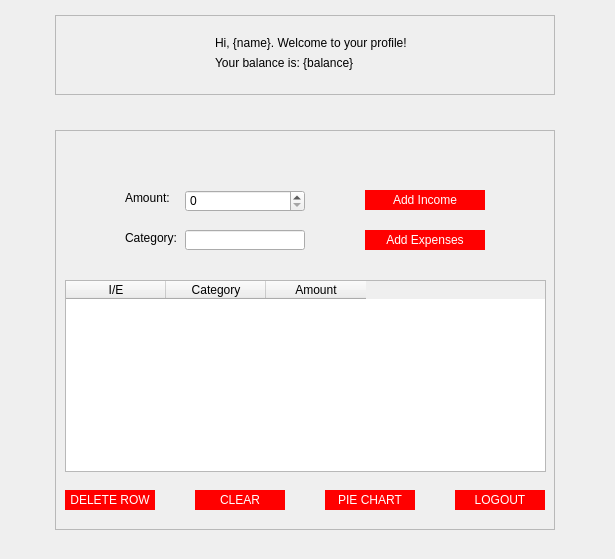
Old version of the form mainwindow.ui in the repository rafaello166/financialSystemQT.
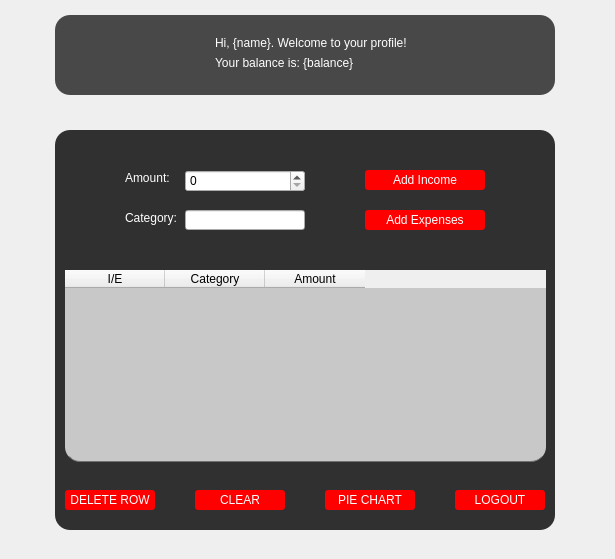
New version of the form. Icons and pictures are not drawn.

```diff
--- a/mainwindow.ui
+++ b/mainwindow.ui
@@ -42,17 +42,46 @@
      <height>560</height>
     </rect>
    </property>
+   <property name="styleSheet">
+    <string notr="true"/>
+   </property>
    <widget class="QWidget" name="page1">
     <property name="styleSheet">
      <string notr="true">QPushButton {
 	color :white;
 	background: red;
 	border-radius: 25px;
+    border-radius: 3px;
 }
 
 QPushButton:hover {
 	background: wihte;
 	color: red;
+}
+
+#frame {
+background: rgba(0,0,0,0.8);
+	border-radius: 15px;
+}
+#frame_2 {
+background: rgba(0,0,0,0.7);
+border-radius: 15px;
+}
+
+#label, #label_2, #label_5, #label_6 {
+color: white;
+}
+
+#page1 {
+background: url(:/nowyPrzedrostek/mountains.jpg);
+}
+
+#tableWidget {
+background-color: rgb(200, 200, 200);
+font: 700 9pt &quot;Arial&quot;;
+color:black;
+border-radius: 15px;
+border-bottom: 1px solid #717072;
 }</string>
     </property>
     <widget class="QFrame" name="frame">
@@ -74,7 +103,7 @@
       <property name="geometry">
        <rect>
         <x>310</x>
-        <y>100</y>
+        <y>80</y>
         <width>120</width>
         <height>20</height>
        </rect>
@@ -87,7 +116,7 @@
       <property name="geometry">
        <rect>
         <x>130</x>
-        <y>100</y>
+        <y>80</y>
         <width>120</width>
         <height>20</height>
        </rect>
@@ -97,7 +126,7 @@
       <property name="geometry">
        <rect>
         <x>310</x>
-        <y>60</y>
+        <y>40</y>
         <width>120</width>
         <height>20</height>
        </rect>
@@ -110,11 +139,14 @@
       <property name="geometry">
        <rect>
         <x>70</x>
-        <y>60</y>
+        <y>40</y>
         <width>47</width>
         <height>16</height>
        </rect>
       </property>
+      <property name="styleSheet">
+       <string notr="true"/>
+      </property>
       <property name="text">
        <string>Amount:</string>
       </property>
@@ -123,11 +155,14 @@
       <property name="geometry">
        <rect>
         <x>70</x>
-        <y>100</y>
+        <y>80</y>
         <width>51</width>
         <height>16</height>
        </rect>
       </property>
+      <property name="styleSheet">
+       <string notr="true"/>
+      </property>
       <property name="text">
        <string>Category:</string>
       </property>
@@ -136,21 +171,36 @@
       <property name="geometry">
        <rect>
         <x>130</x>
-        <y>60</y>
+        <y>40</y>
         <width>120</width>
         <height>22</height>
        </rect>
       </property>
+      <property name="autoFillBackground">
+       <bool>false</bool>
+      </property>
+      <property name="styleSheet">
+       <string notr="true"/>
+      </property>
+      <property name="wrapping">
+       <bool>false</bool>
+      </property>
+      <property name="frame">
+       <bool>true</bool>
+      </property>
      </widget>
      <widget class="QTableWidget" name="tableWidget">
       <property name="geometry">
        <rect>
         <x>10</x>
-        <y>150</y>
+        <y>140</y>
         <width>481</width>
         <height>192</height>
        </rect>
       </property>
+      <property name="styleSheet">
+       <string notr="true"/>
+      </property>
       <property name="editTriggers">
        <set>QAbstractItemView::NoEditTriggers</set>
       </property>
```
